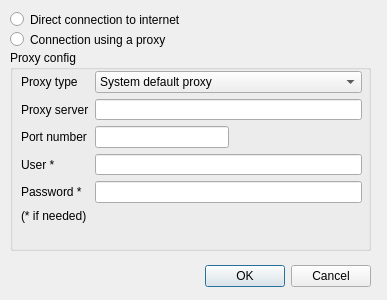
This is src/Ui/paramProxy.ui in nohal/qtVlm as Qt 5 draws it before an edit. The edited form follows.
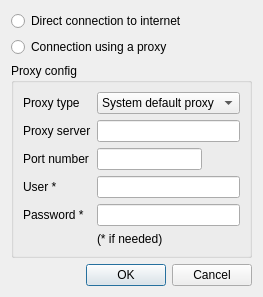
This is the edited form.

Commit message: Made all dialogs resize cleanly.

Patch:
```diff
--- a/src/Ui/paramProxy.ui
+++ b/src/Ui/paramProxy.ui
@@ -6,82 +6,39 @@
    <rect>
     <x>0</x>
     <y>0</y>
-    <width>387</width>
-    <height>300</height>
+    <width>256</width>
+    <height>267</height>
    </rect>
   </property>
   <property name="windowTitle">
    <string>Proxy parameter</string>
   </property>
-  <widget class="QDialogButtonBox" name="buttonBox">
-   <property name="geometry">
-    <rect>
-     <x>10</x>
-     <y>260</y>
-     <width>361</width>
-     <height>32</height>
-    </rect>
-   </property>
-   <property name="orientation">
-    <enum>Qt::Horizontal</enum>
-   </property>
-   <property name="standardButtons">
-    <set>QDialogButtonBox::Cancel|QDialogButtonBox::Ok</set>
-   </property>
-  </widget>
+  <layout class="QVBoxLayout" name="verticalLayout">
+   <item>
   <widget class="QRadioButton" name="noProxy_btn">
-   <property name="geometry">
-    <rect>
-     <x>10</x>
-     <y>10</y>
-     <width>181</width>
-     <height>19</height>
-    </rect>
-   </property>
    <property name="text">
     <string>Direct connection to internet</string>
    </property>
    <attribute name="buttonGroup">
-    <string>proxyState</string>
-   </attribute>
-  </widget>
+      <string notr="true">proxyState</string>
+     </attribute>
+    </widget>
+   </item>
+   <item>
   <widget class="QRadioButton" name="useProxy_btn">
-   <property name="geometry">
-    <rect>
-     <x>10</x>
-     <y>30</y>
-     <width>181</width>
-     <height>19</height>
-    </rect>
-   </property>
    <property name="text">
     <string>Connection using a proxy</string>
    </property>
    <attribute name="buttonGroup">
-    <string>proxyState</string>
-   </attribute>
-  </widget>
+      <string notr="true">proxyState</string>
+     </attribute>
+    </widget>
+   </item>
+   <item>
   <widget class="QGroupBox" name="groupBox">
-   <property name="geometry">
-    <rect>
-     <x>10</x>
-     <y>50</y>
-     <width>361</width>
-     <height>201</height>
-    </rect>
-   </property>
    <property name="title">
     <string>Proxy config</string>
    </property>
-   <widget class="QWidget" name="layoutWidget">
-    <property name="geometry">
-     <rect>
-      <x>11</x>
-      <y>21</y>
-      <width>341</width>
-      <height>152</height>
-     </rect>
-    </property>
     <layout class="QFormLayout" name="formLayout">
      <item row="0" column="0">
       <widget class="QLabel" name="label">
@@ -176,7 +133,7 @@
        </property>
       </widget>
      </item>
-     <item row="5" column="0">
+      <item row="5" column="1">
       <widget class="QLabel" name="label_5">
        <property name="text">
         <string>(* if needed)</string>
@@ -185,7 +142,18 @@
      </item>
     </layout>
    </widget>
-  </widget>
+   </item>
+   <item>
+    <widget class="QDialogButtonBox" name="buttonBox">
+     <property name="orientation">
+      <enum>Qt::Horizontal</enum>
+     </property>
+     <property name="standardButtons">
+      <set>QDialogButtonBox::Cancel|QDialogButtonBox::Ok</set>
+     </property>
+    </widget>
+   </item>
+  </layout>
  </widget>
  <tabstops>
   <tabstop>noProxy_btn</tabstop>
```
Lines whose indentation alone changed are shown as unchanged. The commit also changes 40 other files.
